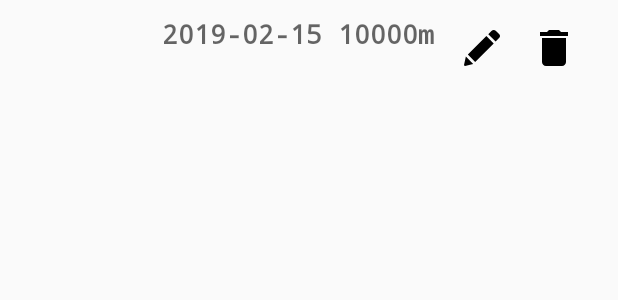
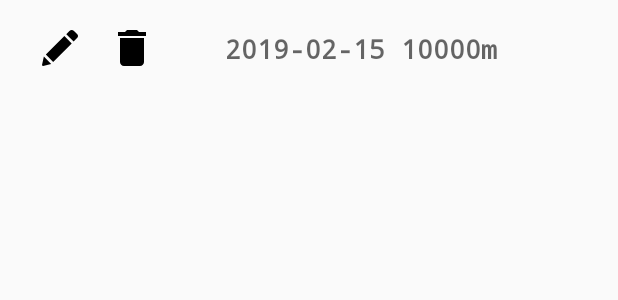
Before and after one commit to Baltasarq/nadamillas, an Android app: the layout listview_session_entry.xml on its own in the app's theme, with its tools: preview values and no code run, on a phone screen of 412 x 824 dp. Shown: the top 300 px of the screen. Run offline under Robolectric (Android 15) with nearby library versions, the phone set to English and light mode, and no system bars.

Commit message:
Bugfix for issue #3: floating button hides session delete/modify buttons

```diff
--- a/app/src/main/res/layout/listview_session_entry.xml
+++ b/app/src/main/res/layout/listview_session_entry.xml
@@ -6,36 +6,6 @@
     android:orientation="horizontal"
     android:layout_margin="10dp"
     android:layout_gravity="center_vertical">
-
-    <ImageView      android:id="@+id/ivLogo"
-        android:layout_width="32dp"
-        android:layout_height="32dp"
-        android:layout_weight=".1"
-        android:gravity="center_vertical"/>
-
-    <LinearLayout
-        android:orientation="vertical"
-        android:layout_width="wrap_content"
-        android:layout_height="wrap_content"
-        android:layout_weight=".7">
-
-        <TextView   android:id="@+id/lblData"
-            android:gravity="end"
-            app:fontFamily="monospace"
-            android:textStyle="bold"
-            android:layout_gravity="end"
-            android:layout_width="wrap_content"
-            android:layout_height="wrap_content"
-            android:textAppearance="@style/TextAppearance.AppCompat.Medium"
-            android:text="2019-02-15 10000m" />
-
-        <TextView   android:id="@+id/lblSpeed"
-            android:gravity="end"
-            app:fontFamily="monospace"
-            android:layout_gravity="end"
-            android:layout_width="wrap_content"
-            android:layout_height="wrap_content" />
-    </LinearLayout>
 
     <LinearLayout
         android:layout_weight=".2"
@@ -56,6 +26,35 @@
             app:backgroundTint="#00000000"
             app:srcCompat="@drawable/btn_delete"/>
 
-   </LinearLayout>
+    </LinearLayout>
+
+    <LinearLayout
+        android:orientation="vertical"
+        android:layout_width="wrap_content"
+        android:layout_height="wrap_content"
+        android:padding="10dp"
+        android:layout_weight=".7">
+
+        <TextView   android:id="@+id/lblData"
+            app:fontFamily="monospace"
+            android:textStyle="bold"
+            android:layout_gravity="center"
+            android:layout_width="wrap_content"
+            android:layout_height="wrap_content"
+            android:textAppearance="@style/TextAppearance.AppCompat.Medium"
+            android:text="2019-02-15 10000m" />
+
+        <TextView   android:id="@+id/lblSpeed"
+            app:fontFamily="monospace"
+            android:layout_gravity="center"
+            android:layout_width="wrap_content"
+            android:layout_height="wrap_content" />
+    </LinearLayout>
+
+    <ImageView      android:id="@+id/ivLogo"
+        android:layout_width="32dp"
+        android:layout_height="32dp"
+        android:layout_weight=".1"
+        android:gravity="center_vertical"/>
 
 </LinearLayout>
```
Also changed, not shown: app/src/main/java/com/devbaltasarq/nadamillas/core/Session.java (+26 -0 lines), app/src/main/java/com/devbaltasarq/nadamillas/ui/adapters/ListViewSessionArrayAdapter.java (+10 -4 lines), app/src/main/java/com/devbaltasarq/nadamillas/ui/adapters/SessionCursorAdapter.java (+3 -7 lines), app/src/main/res/layout/listview_session_in_day_entry.xml (deleted, +0 -64 lines).
